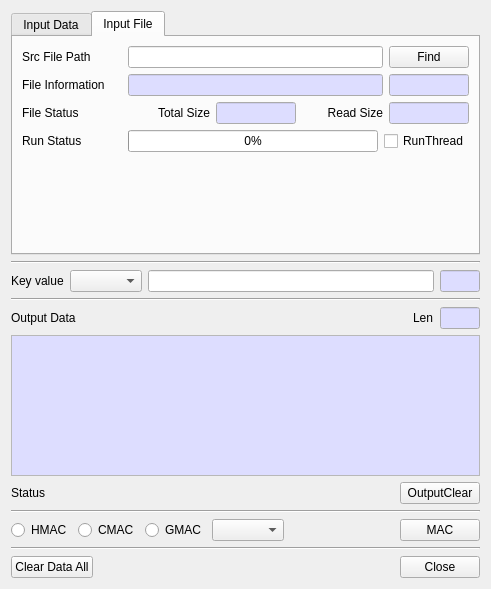
The window that BerEditor/gen_mac_dlg.ui (jykim74/BerEditor) describes before a commit, drawn with Qt 5.
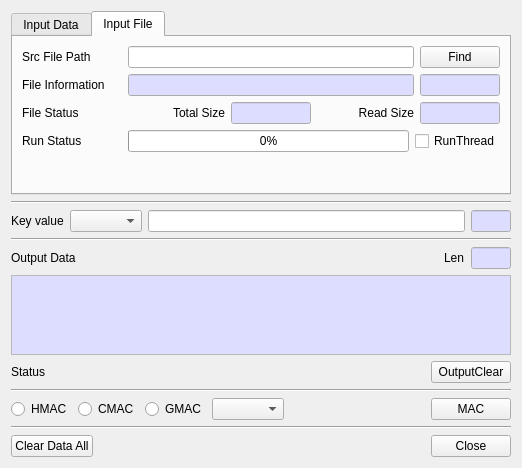
The same window after the commit.

The edit to the form file:
```diff
--- a/BerEditor/gen_mac_dlg.ui
+++ b/BerEditor/gen_mac_dlg.ui
@@ -6,8 +6,8 @@
    <rect>
     <x>0</x>
     <y>0</y>
-    <width>491</width>
-    <height>589</height>
+    <width>518</width>
+    <height>468</height>
    </rect>
   </property>
   <property name="windowTitle">
@@ -752,6 +752,12 @@
    </item>
    <item>
     <widget class="QPlainTextEdit" name="mOutputText">
+     <property name="minimumSize">
+      <size>
+       <width>500</width>
+       <height>0</height>
+      </size>
+     </property>
      <property name="palette">
       <palette>
        <active>
```
